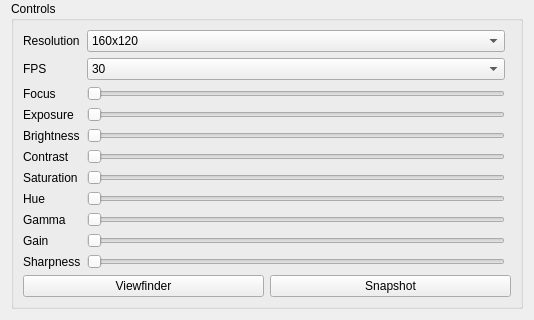
The window that tabcamera.ui (stv0g/pastie) describes before a commit, drawn with Qt 5; both pictures show x 0 to 534 and y 239 to 559 of the 534 by 559 pixel window.
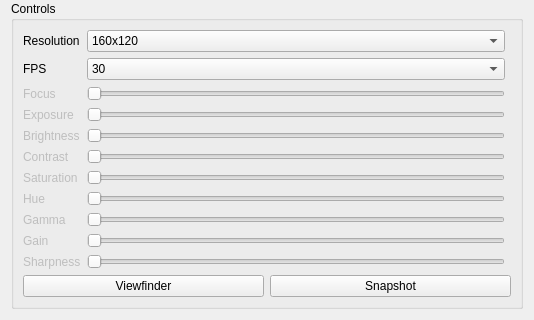
The same window after the commit. Icons and pictures are not drawn.

Commit message: disabled unused GUI elements

Diff of the .ui file:
```diff
--- a/tabcamera.ui
+++ b/tabcamera.ui
@@ -187,6 +187,9 @@
          </item>
          <item row="3" column="0">
           <widget class="QLabel" name="label_6">
+           <property name="enabled">
+            <bool>false</bool>
+           </property>
            <property name="text">
             <string>Focus</string>
            </property>
@@ -204,6 +207,9 @@
          </item>
          <item row="4" column="0">
           <widget class="QLabel" name="label_7">
+           <property name="enabled">
+            <bool>false</bool>
+           </property>
            <property name="text">
             <string>Exposure</string>
            </property>
@@ -241,6 +247,9 @@
          </item>
          <item row="5" column="0">
           <widget class="QLabel" name="label_8">
+           <property name="enabled">
+            <bool>false</bool>
+           </property>
            <property name="text">
             <string>Brightness</string>
            </property>
@@ -248,6 +257,9 @@
          </item>
          <item row="6" column="0">
           <widget class="QLabel" name="label_9">
+           <property name="enabled">
+            <bool>false</bool>
+           </property>
            <property name="text">
             <string>Contrast</string>
            </property>
@@ -255,6 +267,9 @@
          </item>
          <item row="7" column="0">
           <widget class="QLabel" name="label_10">
+           <property name="enabled">
+            <bool>false</bool>
+           </property>
            <property name="text">
             <string>Saturation</string>
            </property>
@@ -262,6 +277,9 @@
          </item>
          <item row="8" column="0">
           <widget class="QLabel" name="label_11">
+           <property name="enabled">
+            <bool>false</bool>
+           </property>
            <property name="text">
             <string>Hue</string>
            </property>
@@ -319,6 +337,9 @@
          </item>
          <item row="9" column="0">
           <widget class="QLabel" name="label_12">
+           <property name="enabled">
+            <bool>false</bool>
+           </property>
            <property name="text">
             <string>Gamma</string>
            </property>
@@ -326,6 +347,9 @@
          </item>
          <item row="10" column="0">
           <widget class="QLabel" name="label_13">
+           <property name="enabled">
+            <bool>false</bool>
+           </property>
            <property name="text">
             <string>Gain</string>
            </property>
@@ -333,6 +357,9 @@
          </item>
          <item row="11" column="0">
           <widget class="QLabel" name="label_14">
+           <property name="enabled">
+            <bool>false</bool>
+           </property>
            <property name="text">
             <string>Sharpness</string>
            </property>
```
Left out of the diff: 27 changed lines with no effect on the pictures. The commit also changes 1 other file.
